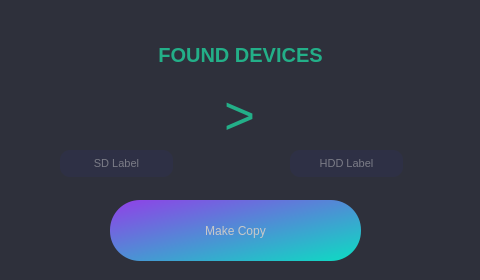
Before: the Qt Designer form src/mainwindow.ui in nicmorais/AlphaCopyCpp, drawn with Qt 5.
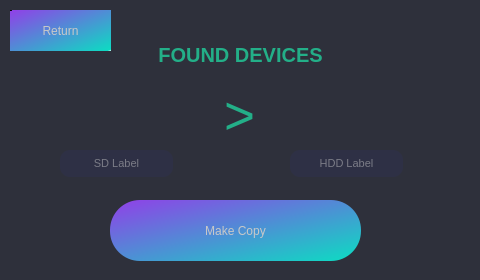
After: the same form once the commit is applied. The open tabs and pages were chosen to show the change. Icons and pictures are not drawn.

The edit to the form file:
```diff
--- a/src/mainwindow.ui
+++ b/src/mainwindow.ui
@@ -448,6 +448,35 @@
          <set>Qt::AlignCenter</set>
         </property>
        </widget>
+       <widget class="QPushButton" name="returnToHomePB">
+        <property name="geometry">
+         <rect>
+          <x>10</x>
+          <y>10</y>
+          <width>101</width>
+          <height>41</height>
+         </rect>
+        </property>
+        <property name="styleSheet">
+         <string notr="true">QPushButton {
+    background-color: qlineargradient(spread:pad, x1:0, y1:0, x2:1, y2:1, stop:0 rgba(0, 0, 0, 255), stop:0.0138249 rgba(0, 0, 0, 255), stop:0.0184332 rgba(143, 66, 231, 255), stop:0.976959 rgba(14, 218, 195, 255), stop:1 rgba(255, 255, 255, 255));
+	color: rgb(200, 200, 200);
+	border-style: none;
+	border-radius: 30px;
+	text-align: center;
+}
+QPushButton::pressed {
+    background-color: qlineargradient(spread:pad, x1:0, y1:0, x2:1, y2:1, stop:0 rgba(222, 151, 255, 255), stop:1 rgba(54, 237, 216, 255));
+	color: rgb(200, 200, 200);
+	border-style: none;
+	border-radius: 30px;
+	text-align: center;
+}</string>
+        </property>
+        <property name="text">
+         <string>Return</string>
+        </property>
+       </widget>
       </widget>
       <widget class="QWidget" name="progBar">
        <widget class="QLabel" name="copyingFileLb">
```
Left out of the diff: 40 changed lines with no effect on the pictures.
